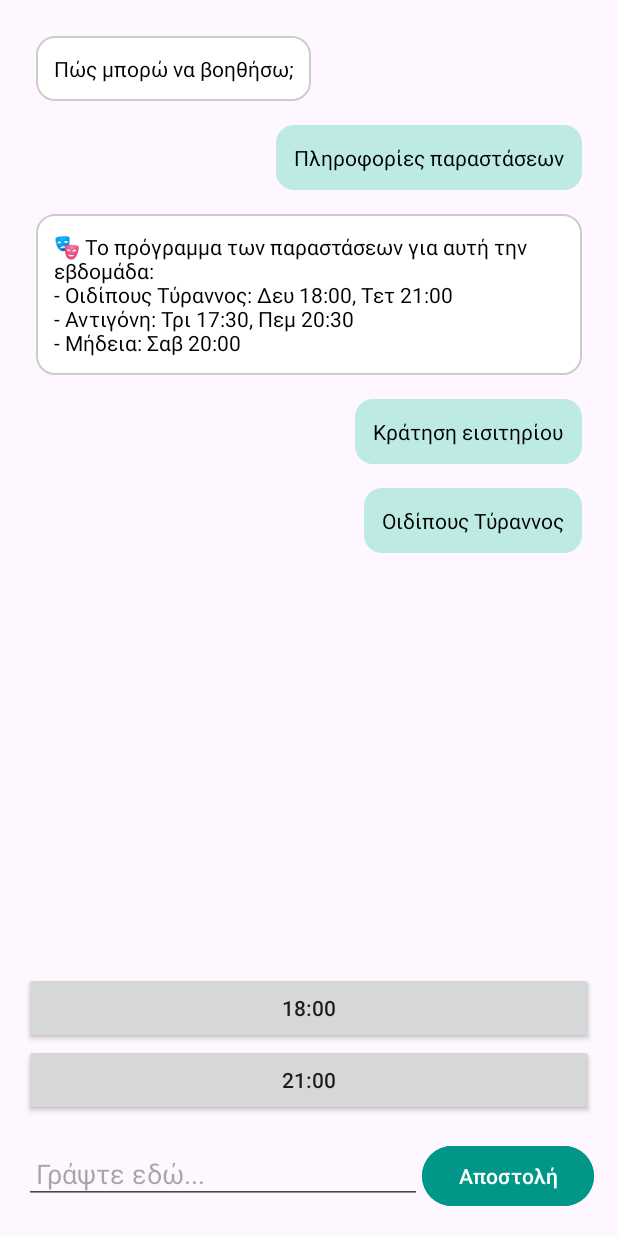
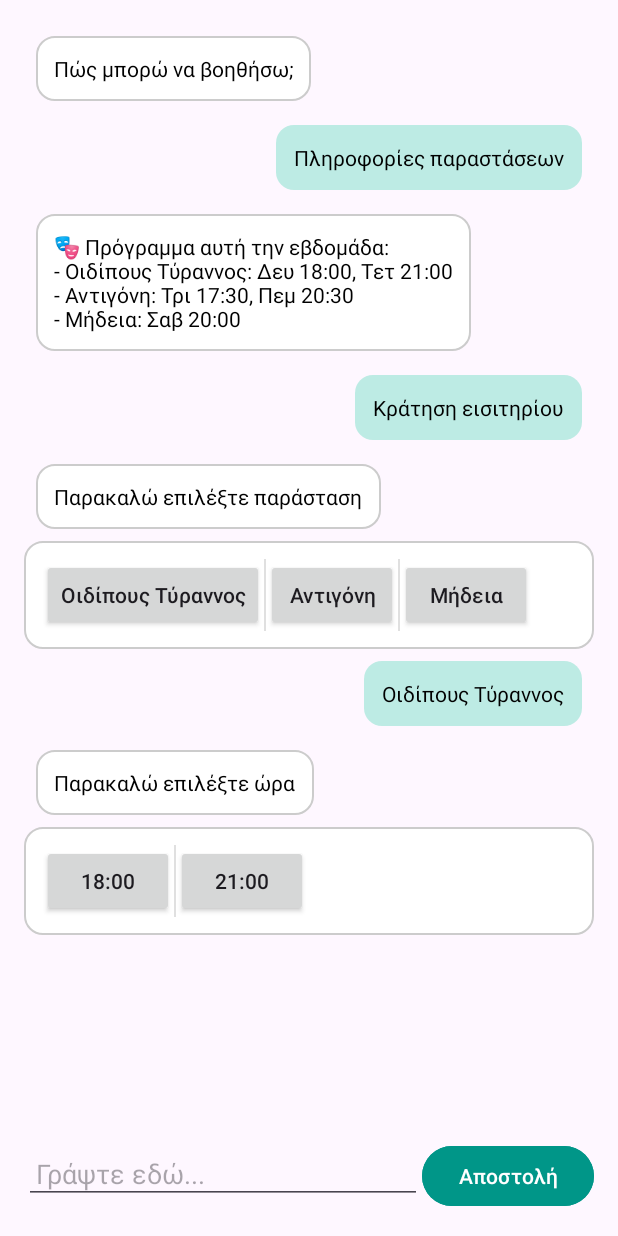
Before and after one commit to InaVrousai/theater-chatbot-assignment, an Android app: the ChatActivity screen opened directly, with no data from a screen before it, after a tap on "Οιδίπους Τύραννος", on a phone screen of 412 x 824 dp. Run offline under Robolectric (Android 15) with nearby library versions, the phone set to English and light mode, and no system bars; 2 other taps on this screen came first.

Commit message:
made some changes to the buttons

```diff
--- a/app/src/main/java/com/example/theaterapp/ChatActivity.java
+++ b/app/src/main/java/com/example/theaterapp/ChatActivity.java
@@ -55,12 +55,13 @@ public class ChatActivity extends AppCompatActivity {
         inputField = findViewById(R.id.inputField);
         sendButton = findViewById(R.id.sendButton);
         chatRecyclerView = findViewById(R.id.chatRecycler);
+        quickRepliesLayout = findViewById(R.id.quickRepliesLayout);
         prefs = getSharedPreferences("Bookings", MODE_PRIVATE);
 
         adapter = new ChatAdapter(messageList);
         chatRecyclerView.setLayoutManager(new LinearLayoutManager(this));
         chatRecyclerView.setAdapter(adapter);
-        quickRepliesLayout = findViewById(R.id.quickRepliesLayout);
+
 
         appendMessage("Πώς μπορώ να βοηθήσω;", false);
         showQuickReplies();
@@ -125,7 +126,7 @@ public class ChatActivity extends AppCompatActivity {
 }
 
 
-    private void onQuickReplyClicked(String text) {
+    void onQuickReplyClicked(String text) {
         appendMessage(text, true);
         quickRepliesLayout.setVisibility(View.GONE);
 
@@ -146,51 +147,42 @@ public class ChatActivity extends AppCompatActivity {
 
             showQuickReplies();
         } else {
-            // fallback στην υπάρχουσα λογική
-            switch (text) {
-                case "Πληροφορίες παραστάσεων":
-                    handleWitIntent("seeSchedule", Collections.emptyMap());
-                    break;
-                case "Κράτηση εισιτηρίου":
-                    handleWitIntent("makeReservation", Collections.emptyMap());
-                    break;
-                case "Ακύρωση εισιτηρίου":
-                    handleWitIntent("cancelReservation", Collections.emptyMap());
-                    break;
-                case "Επικοινωνία με υπάλληλο":
-                    handleWitIntent("contactStaff", Collections.emptyMap());
-                    break;
-            }
+            // fallback σε main menu
+            appendMessage("⚠️ Σφάλμα επιλογής", false);
+            showQuickReplies();
+
         }
     }
 
+
+    // Προσθέτει μήνυμα-κουμπιά στο chat
+    private void appendButtonMessage(List<String> options) {
+        messageList.add(new ChatMessage(options));
+        adapter.notifyItemInserted(messageList.size() - 1);
+        chatRecyclerView.scrollToPosition(messageList.size() - 1);
+    }
+
+
     private void showPerformanceButtons() {
         pendingAction = "selectShow";
-        quickRepliesLayout.removeAllViews();
+
+        appendMessage("Παρακαλώ επιλέξτε παράσταση", false);
 
         List<String> shows = Arrays.asList(
                 "Οιδίπους Τύραννος",
                 "Αντιγόνη",
                 "Μήδεια"
         );
-
-        for (String show : shows) {
-            Button btn = new Button(this);
-            btn.setText(show);
-            btn.setAllCaps(false);
-            btn.setOnClickListener(v -> onQuickReplyClicked(show));
-            quickRepliesLayout.addView(btn);
-        }
-        quickRepliesLayout.setVisibility(View.VISIBLE);
+        appendButtonMessage(shows);
     }
 
-    // Εμφανίζει τα κουμπιά με τις διαθέσιμες ώρες για μια παράσταση
+
     private void showTimeButtons(String showName) {
         pendingAction = "selectTime";
-        tempBooking = showName;
-        quickRepliesLayout.removeAllViews();
+        tempBooking   = showName;
 
-        // π.χ. σταθερό παράδειγμα, μπορείς να το φορτώσεις από API
+        appendMessage("Παρακαλώ επιλέξτε ώρα", false);
+
         List<String> times;
         switch (showName) {
             case "Αντιγόνη":
@@ -205,17 +197,18 @@ public class ChatActivity extends AppCompatActivity {
             default:
                 times = Collections.emptyList();
         }
-
-        for (String t : times) {
-            Button btn = new Button(this);
-            btn.setText(t);
-            btn.setAllCaps(false);
-            btn.setOnClickListener(v -> onQuickReplyClicked(t));
-            quickRepliesLayout.addView(btn);
-        }
-        quickRepliesLayout.setVisibility(View.VISIBLE);
+        appendButtonMessage(times);
     }
 
+    private void showScheduleAll() {
+        appendMessage(
+                "🎭 Πρόγραμμα αυτή την εβδομάδα:\n" +
+                        "- Οιδίπους Τύραννος: Δευ 18:00, Τετ 21:00\n" +
+                        "- Αντιγόνη: Τρι 17:30, Πεμ 20:30\n" +
+                        "- Μήδεια: Σαβ 20:00",
+                false
+        );
+    }
 
 
     private void handleMessage() {
@@ -287,13 +280,6 @@ private void handleWitIntent(String intent, Map<String, List<WitResponse.Entity>
 //        tempBooking = null;
 //    }
 
-    private void showScheduleAll() {
-        appendMessage("🎭 Το πρόγραμμα των παραστάσεων για αυτή την εβδομάδα:\n" +
-                "- Οιδίπους Τύραννος: Δευ 18:00, Τετ 21:00\n" +
-                "- Αντιγόνη: Τρι 17:30, Πεμ 20:30\n" +
-                "- Μήδεια: Σαβ 20:00", false);
-    }
-
     private void showScheduleFor(String date) {
         appendMessage(String.format(Locale.getDefault(),
                 "🎭 Πρόγραμμα για %s:\n- Αντιγόνη: 17:30 & 20:30", date), false);
--- a/app/src/main/java/com/example/theaterapp/ChatAdapter.java
+++ b/app/src/main/java/com/example/theaterapp/ChatAdapter.java
@@ -3,13 +3,22 @@ package com.example.theaterapp;
 import android.view.LayoutInflater;
 import android.view.View;
 import android.view.ViewGroup;
+import android.widget.Button;
+import android.widget.LinearLayout;
 import android.widget.TextView;
+
 import androidx.annotation.NonNull;
 import androidx.recyclerview.widget.RecyclerView;
+
 import java.util.List;
 
-public class ChatAdapter extends RecyclerView.Adapter<ChatAdapter.ViewHolder> {
+public class ChatAdapter extends RecyclerView.Adapter<RecyclerView.ViewHolder> {
     private final List<ChatMessage> messages;
+
+    // View-type constants
+    private static final int VIEW_TYPE_USER_TEXT   = 0;
+    private static final int VIEW_TYPE_BOT_TEXT    = 1;
+    private static final int VIEW_TYPE_BUTTONS     = 2;
 
     public ChatAdapter(List<ChatMessage> messages) {
         this.messages = messages;
@@ -17,23 +26,54 @@ public class ChatAdapter extends RecyclerView.Adapter<ChatAdapter.ViewHolder> {
 
     @Override
     public int getItemViewType(int position) {
-        return messages.get(position).isUser() ? 1 : 0;
+        ChatMessage msg = messages.get(position);
+        if (msg.type == ChatMessage.Type.BUTTONS) {
+            return VIEW_TYPE_BUTTONS;
+        } else {
+            return msg.isUser
+                    ? VIEW_TYPE_USER_TEXT
+                    : VIEW_TYPE_BOT_TEXT;
+        }
     }
 
     @NonNull
     @Override
-    public ChatAdapter.ViewHolder onCreateViewHolder(@NonNull ViewGroup parent, int viewType) {
-        View view = LayoutInflater.from(parent.getContext()).inflate(
-                viewType == 1 ? R.layout.item_user_message : R.layout.item_bot_message,
-                parent,
-                false
-        );
-        return new ViewHolder(view);
+    public RecyclerView.ViewHolder onCreateViewHolder(
+            @NonNull ViewGroup parent, int viewType) {
+
+        LayoutInflater inflater = LayoutInflater.from(parent.getContext());
+        switch (viewType) {
+            case VIEW_TYPE_USER_TEXT:
+                View userView = inflater.inflate(
+                        R.layout.item_user_message, parent, false);
+                return new TextViewHolder(userView);
+
+            case VIEW_TYPE_BOT_TEXT:
+                View botView = inflater.inflate(
+                        R.layout.item_bot_message, parent, false);
+                return new TextViewHolder(botView);
+
+            case VIEW_TYPE_BUTTONS:
+                View btnView = inflater.inflate(
+                        R.layout.item_bot_buttons, parent, false);
+                return new ButtonsViewHolder(btnView);
+
+            default:
+                throw new IllegalStateException(
+                        "Unknown viewType " + viewType);
+        }
     }
 
     @Override
-    public void onBindViewHolder(@NonNull ChatAdapter.ViewHolder holder, int position) {
-        holder.messageText.setText(messages.get(position).getText());
+    public void onBindViewHolder(
+            @NonNull RecyclerView.ViewHolder holder, int position) {
+
+        ChatMessage msg = messages.get(position);
+        if (holder instanceof TextViewHolder) {
+            ((TextViewHolder) holder).bind(msg.text);
+        } else if (holder instanceof ButtonsViewHolder) {
+            ((ButtonsViewHolder) holder).bind(msg.buttons);
+        }
     }
 
     @Override
@@ -41,12 +81,41 @@ public class ChatAdapter extends RecyclerView.Adapter<ChatAdapter.ViewHolder> {
         return messages.size();
     }
 
-    static class ViewHolder extends RecyclerView.ViewHolder {
+    /** ViewHolder για απλά μηνύματα (user ή bot) **/
+    static class TextViewHolder extends RecyclerView.ViewHolder {
         TextView messageText;
 
-        ViewHolder(View itemView) {
+        TextViewHolder(View itemView) {
             super(itemView);
             messageText = itemView.findViewById(R.id.messageText);
         }
+
+        void bind(String text) {
+            messageText.setText(text);
+        }
+    }
+
+    /** ViewHolder για λίστα κουμπιών (bot) **/
+    class ButtonsViewHolder extends RecyclerView.ViewHolder {
+        LinearLayout container;
+
+        ButtonsViewHolder(View itemView) {
+            super(itemView);
+            container = itemView.findViewById(R.id.buttonsContainer);
+        }
+
+        void bind(List<String> buttons) {
+            container.removeAllViews();
+            for (String title : buttons) {
+                Button btn = new Button(itemView.getContext());
+                btn.setText(title);
+                btn.setAllCaps(false);
+                btn.setOnClickListener(v ->
+                        ((ChatActivity) itemView.getContext())
+                                .onQuickReplyClicked(title)
+                );
+                container.addView(btn);
+            }
+        }
     }
 }
--- a/app/src/main/java/com/example/theaterapp/ChatMessage.java
+++ b/app/src/main/java/com/example/theaterapp/ChatMessage.java
@@ -1,19 +1,33 @@
+// ChatMessage.java
 package com.example.theaterapp;
 
+import java.util.List;
+
 public class ChatMessage {
-    private final String text;
-    private final boolean isUser;
+    public enum Type { TEXT, BUTTONS }
+    public final Type type;
+    public final String text;           // για Type.TEXT
+    public final List<String> buttons;  // για Type.BUTTONS
+    public final boolean isUser;        // true αν είναι μήνυμα χρήστη
 
+    // constructor για μήνυμα κειμένου με specification ποιος το στέλνει
     public ChatMessage(String text, boolean isUser) {
+        this.type = Type.TEXT;
         this.text = text;
+        this.buttons = null;
         this.isUser = isUser;
     }
 
-    public String getText() {
-        return text;
+    // helper για bot-text (isUser = false)
+    public ChatMessage(String text) {
+        this(text, false);
     }
 
-    public boolean isUser() {
-        return isUser;
+    // constructor για λίστα κουμπιών (πάντα bot)
+    public ChatMessage(List<String> buttons) {
+        this.type = Type.BUTTONS;
+        this.text = null;
+        this.buttons = buttons;
+        this.isUser = false;
     }
 }
--- /dev/null
+++ b/app/src/main/res/layout/item_bot_buttons.xml
@@ -0,0 +1,19 @@
+<?xml version="1.0" encoding="utf-8"?>
+<LinearLayout xmlns:android="http://schemas.android.com/apk/res/android"
+    android:layout_width="match_parent"
+    android:layout_height="wrap_content"
+    android:orientation="vertical"
+    android:padding="8dp"
+    android:background="@drawable/bubble_theater">
+
+    <LinearLayout
+        android:id="@+id/buttonsContainer"
+        android:layout_width="wrap_content"
+        android:layout_height="wrap_content"
+        android:orientation="horizontal"
+        android:layout_gravity="start"
+        android:padding="4dp"
+        android:divider="?android:attr/dividerHorizontal"
+        android:showDividers="middle"/>
+
+</LinearLayout>
```
